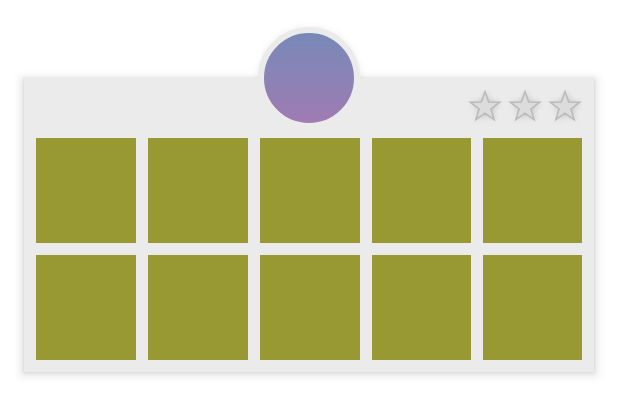
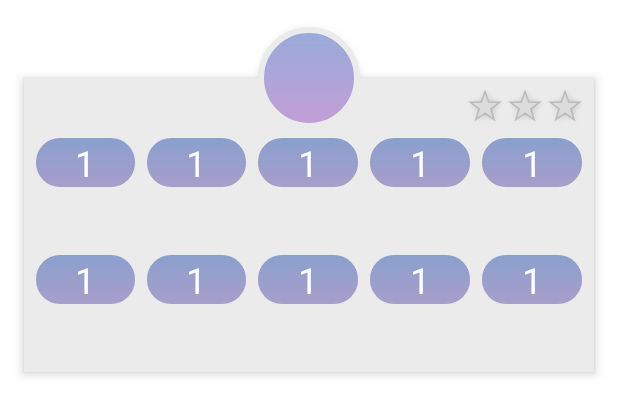
Before and after one commit to tametter/RBX, an Android app: the layout view_levels.xml on its own in the app's theme, with its tools: preview values and no code run, on a phone screen of 412 x 824 dp. Shown: the top 415 px of the screen. Run offline under Robolectric (Android 15) with nearby library versions, the phone set to English and light mode, and no system bars.

Commit message:
Playing around with level view background.

```diff
--- a/app/src/main/java/ch/talionis/rbx/views/CircleAnimalView.java
+++ b/app/src/main/java/ch/talionis/rbx/views/CircleAnimalView.java
@@ -36,7 +36,7 @@ public class CircleAnimalView extends FrameLayout {
         imageView = new ImageView(this.getContext());
         imageView.setLayoutParams(new ViewGroup.LayoutParams(ViewGroup.LayoutParams.MATCH_PARENT, ViewGroup.LayoutParams.MATCH_PARENT));
         imageView.setScaleType(ImageView.ScaleType.CENTER_INSIDE);
-        imageView.setAlpha(0.6f);
+        imageView.setAlpha(0.7f);
         addView(imageView);
 
         init();
--- /dev/null
+++ b/app/src/main/res/drawable/view_level_background.xml
@@ -0,0 +1,12 @@
+<?xml version="1.0" encoding="utf-8"?>
+<shape xmlns:android="http://schemas.android.com/apk/res/android"
+    android:shape="rectangle">
+
+    <gradient
+        android:angle="270"
+        android:endColor="@color/bg_gradient_center"
+        android:startColor="@color/bg_gradient_top" />
+
+    <corners android:radius="16dp" />
+
+</shape>
--- a/app/src/main/res/layout/view_level.xml
+++ b/app/src/main/res/layout/view_level.xml
@@ -1,7 +1,16 @@
 <?xml version="1.0" encoding="utf-8"?>
-<View xmlns:android="http://schemas.android.com/apk/res/android"
+<FrameLayout xmlns:android="http://schemas.android.com/apk/res/android"
     android:layout_width="match_parent"
     android:layout_height="match_parent"
-    android:background="#999933">
+    android:background="@drawable/view_level_background"
+    android:elevation="4dp">
 
-</View>
+    <TextView
+        android:layout_width="match_parent"
+        android:layout_height="match_parent"
+        android:textAlignment="center"
+        android:textSize="24sp"
+        android:textColor="@color/white"
+        android:text="1"/>
+
+</FrameLayout>
--- a/app/src/main/res/layout/view_levels.xml
+++ b/app/src/main/res/layout/view_levels.xml
@@ -114,7 +114,7 @@
                 layout="@layout/view_level"
                 android:layout_width="wrap_content"
                 android:layout_height="wrap_content"
-                android:layout_weight="1" />
+                android:layout_weight="1"/>
 
             <Space
                 android:layout_width="8dp"
--- a/app/src/main/res/values/colors.xml
+++ b/app/src/main/res/values/colors.xml
@@ -31,7 +31,7 @@
     <color name="view_level_gradient_bottom">@color/bg_gradient_bottom</color>
     <color name="view_level_text_paint">#ECEBEB</color>
 
-    <color name="white">#C5C5C5</color>
+    <color name="white">#FFFFFF</color>
 
 
 </resources>
```
